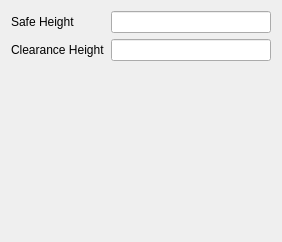
Above: src/Mod/Path/Gui/Resources/panels/PageHeightsEdit.ui from berndhahnebach/All_FreeCAD before the change. Below: the same form after it.
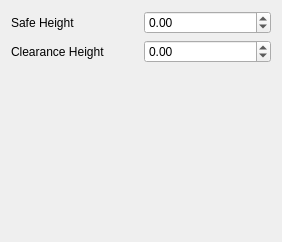
That is the form after the change. Custom widgets are drawn as their Qt base class.

Commit message: Switched PageHeight to use QuantitySpinBox.

What changed in the file:
```diff
--- a/src/Mod/Path/Gui/Resources/panels/PageHeightsEdit.ui
+++ b/src/Mod/Path/Gui/Resources/panels/PageHeightsEdit.ui
@@ -14,20 +14,6 @@
    <string>Form</string>
   </property>
   <layout class="QGridLayout" name="gridLayout">
-   <item row="1" column="1">
-    <widget class="Gui::InputField" name="clearanceHeight">
-     <property name="toolTip">
-      <string>&lt;html&gt;&lt;head/&gt;&lt;body&gt;&lt;p&gt;The height where lateral movement of the toolbit is not obstructed by any fixtures or the part / stock material itself.&lt;/p&gt;&lt;/body&gt;&lt;/html&gt;</string>
-     </property>
-    </widget>
-   </item>
-   <item row="0" column="1">
-    <widget class="Gui::InputField" name="safeHeight">
-     <property name="toolTip">
-      <string>&lt;html&gt;&lt;head/&gt;&lt;body&gt;&lt;p&gt;The height above which it is safe to move the tool bit with rapid movements. Below this height all lateral and downward movements are performed with feed rate speeds.&lt;/p&gt;&lt;/body&gt;&lt;/html&gt;</string>
-     </property>
-    </widget>
-   </item>
    <item row="0" column="0">
     <widget class="QLabel" name="label_7">
      <property name="text">
@@ -55,13 +41,33 @@
      </property>
     </spacer>
    </item>
+   <item row="0" column="1">
+    <widget class="Gui::QuantitySpinBox" name="safeHeight">
+     <property name="minimum">
+      <double>-999999999.000000000000000</double>
+     </property>
+     <property name="maximum">
+      <double>999999999.000000000000000</double>
+     </property>
+    </widget>
+   </item>
+   <item row="1" column="1">
+    <widget class="Gui::QuantitySpinBox" name="clearanceHeight">
+     <property name="minimum">
+      <double>-999999999.000000000000000</double>
+     </property>
+     <property name="maximum">
+      <double>999999999.000000000000000</double>
+     </property>
+    </widget>
+   </item>
   </layout>
  </widget>
  <customwidgets>
   <customwidget>
-   <class>Gui::InputField</class>
-   <extends>QLineEdit</extends>
-   <header>Gui/InputField.h</header>
+   <class>Gui::QuantitySpinBox</class>
+   <extends>QDoubleSpinBox</extends>
+   <header>Gui/QuantitySpinBox.h</header>
   </customwidget>
  </customwidgets>
  <resources>
```
The commit also changes 1 other file.
